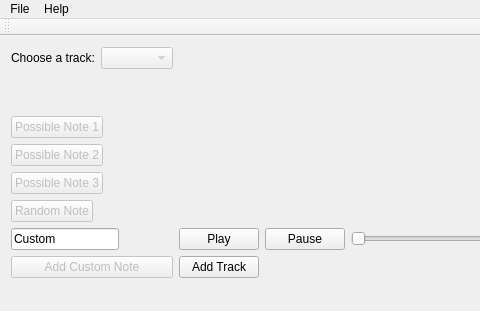
This is cpp/mainwindow.ui in AD98/MIR-ROR as Qt 5 draws it before an edit; both pictures show x 0 to 480 and y 0 to 311 of the 872 by 311 pixel window. The edited form follows.
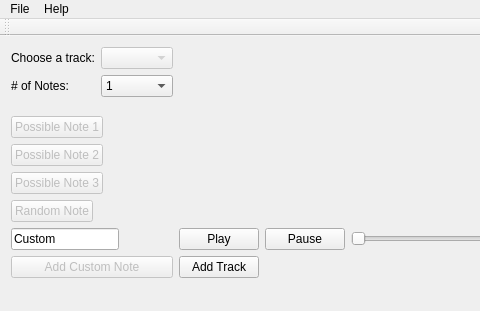
This is the edited form.

Commit message: automated note working

Diff of the .ui file:
```diff
--- a/cpp/mainwindow.ui
+++ b/cpp/mainwindow.ui
@@ -45,6 +45,37 @@
           </property>
          </widget>
         </item>
+        <item row="1" column="0">
+         <widget class="QLabel" name="label_3">
+          <property name="text">
+           <string># of Notes:</string>
+          </property>
+         </widget>
+        </item>
+        <item row="1" column="1">
+         <widget class="QComboBox" name="comboBox_2">
+          <item>
+           <property name="text">
+            <string>1</string>
+           </property>
+          </item>
+          <item>
+           <property name="text">
+            <string>2</string>
+           </property>
+          </item>
+          <item>
+           <property name="text">
+            <string>3</string>
+           </property>
+          </item>
+          <item>
+           <property name="text">
+            <string>4</string>
+           </property>
+          </item>
+         </widget>
+        </item>
        </layout>
       </item>
       <item>
```
Left out of the diff: 2 changed lines with no effect on the pictures. The commit also changes 2 other files.
